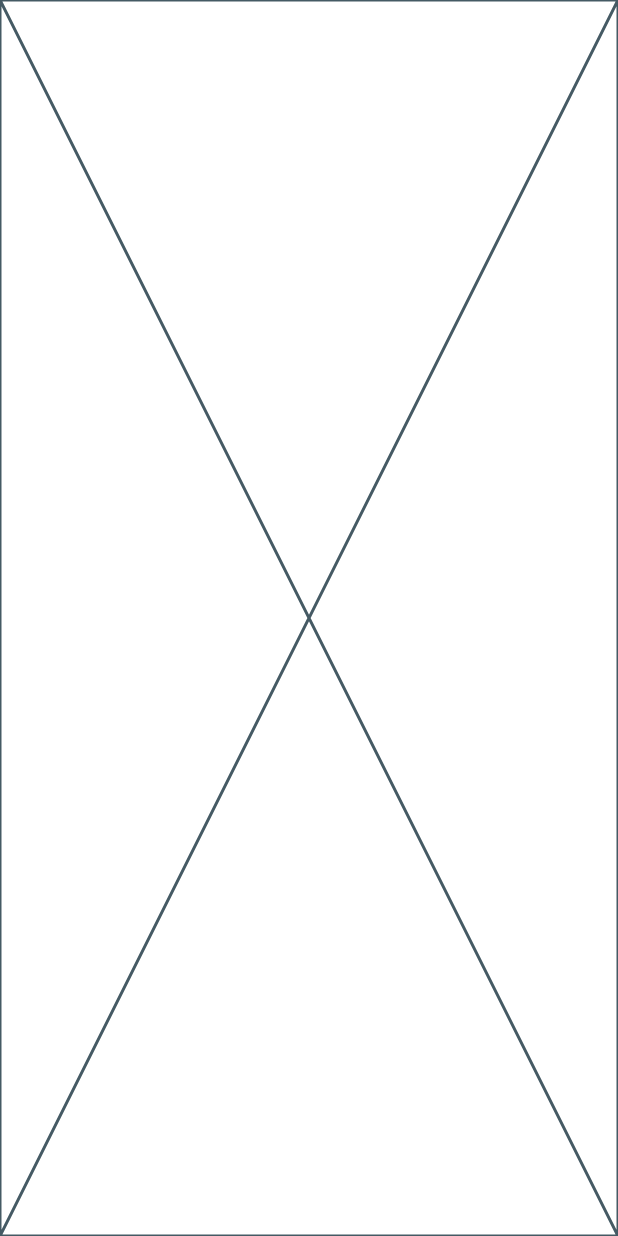
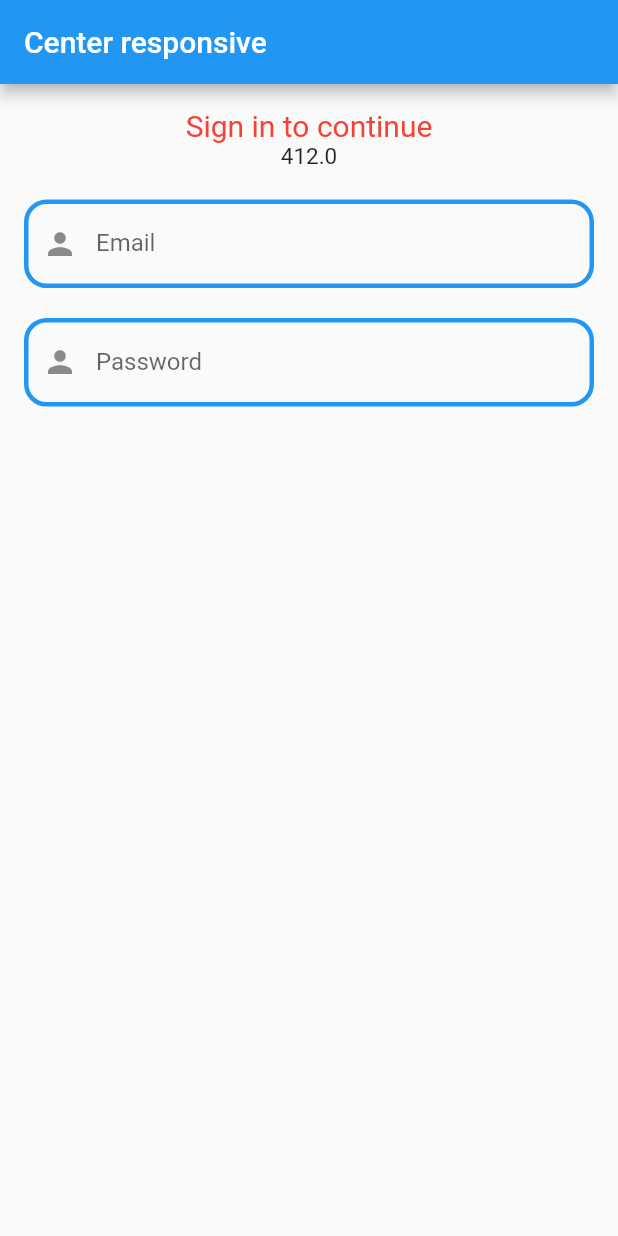
Before and after one commit to StudioZERONE/study_flutter_11_codingchef01_firebase, a Flutter app: the screen it shows after launch, on a phone screen of 412 x 824 dp. Run offline on Flutter 3.47's test engine with Material 2 defaults, Android fonts, the light colour scheme and no system bars; our stand-ins replace firebase_core; accounts and stored records are empty.

Commit message:
로그인 UI 생성

```diff
--- a/lib/Layout.dart
+++ b/lib/Layout.dart
@@ -1,10 +1,22 @@
 import 'package:flutter/material.dart';
+import 'package:study_flutter_11_codingchef01_firebase/responsive/breakpoint.dart';
+import 'package:study_flutter_11_codingchef01_firebase/responsive/responsive_center.dart';
+import 'package:study_flutter_11_codingchef01_firebase/signin.dart';
 
 class Layout extends StatelessWidget {
   const Layout({super.key});
 
   @override
   Widget build(BuildContext context) {
-    return const Placeholder();
+    return Scaffold(
+      appBar: AppBar(title: const Text('Center responsive')),
+      body: const SingleChildScrollView(
+        child: ResponsiveCenter(
+          maxContentWidth: BreakPoint.tablet,
+          padding: EdgeInsets.all(16),
+          child: SignIn(),
+        ),
+      ),
+    );
   }
 }
--- /dev/null
+++ b/lib/responsive/breakpoint.dart
@@ -0,0 +1,4 @@
+class BreakPoint {
+  static const double deskTop = 900;
+  static const double tablet = 600;
+}
--- /dev/null
+++ b/lib/responsive/responsive_center.dart
@@ -0,0 +1,26 @@
+import 'package:flutter/material.dart';
+import 'package:study_flutter_11_codingchef01_firebase/responsive/breakpoint.dart';
+
+class ResponsiveCenter extends StatelessWidget {
+  const ResponsiveCenter(
+      {super.key,
+      this.maxContentWidth = BreakPoint.tablet,
+      this.padding = EdgeInsets.zero,
+      required this.child});
+  final double maxContentWidth;
+  final EdgeInsetsGeometry padding;
+  final Widget child;
+
+  @override
+  Widget build(BuildContext context) {
+    return Center(
+      child: SizedBox(
+        width: maxContentWidth,
+        child: Padding(
+          padding: padding,
+          child: child,
+        ),
+      ),
+    );
+  }
+}
--- /dev/null
+++ b/lib/signin.dart
@@ -0,0 +1,81 @@
+import 'package:flutter/material.dart';
+
+class SignIn extends StatefulWidget {
+  const SignIn({super.key});
+
+  @override
+  State<SignIn> createState() => _SignInState();
+}
+
+class _SignInState extends State<SignIn> {
+  @override
+  Widget build(BuildContext context) {
+    final double currentWidth = MediaQuery.of(context).size.width;
+    return Center(
+      child: Column(
+        children: [
+          const Text(
+            'Sign in to continue',
+            style: TextStyle(
+              fontSize: 20,
+              color: Colors.red,
+            ),
+          ),
+          Text(
+            currentWidth.toString(),
+            style: const TextStyle(
+              fontSize: 15,
+            ),
+          ),
+          const SizedBox(
+            height: 20,
+          ),
+          TextField(
+            decoration: InputDecoration(
+              prefixIcon: const Icon(Icons.person),
+              labelText: 'Email',
+              enabledBorder: OutlineInputBorder(
+                borderSide: const BorderSide(
+                  width: 3,
+                  color: Colors.blue,
+                ),
+                borderRadius: BorderRadius.circular(15),
+              ),
+              focusedBorder: OutlineInputBorder(
+                borderSide: const BorderSide(
+                  width: 3,
+                  color: Colors.red,
+                ),
+                borderRadius: BorderRadius.circular(15),
+              ),
+            ),
+          ),
+          const SizedBox(
+            height: 20,
+          ),
+          TextField(
+            obscureText: true,
+            decoration: InputDecoration(
+              prefixIcon: const Icon(Icons.person),
+              labelText: 'Password',
+              enabledBorder: OutlineInputBorder(
+                borderSide: const BorderSide(
+                  width: 3,
+                  color: Colors.blue,
+                ),
+                borderRadius: BorderRadius.circular(15),
+              ),
+              focusedBorder: OutlineInputBorder(
+                borderSide: const BorderSide(
+                  width: 3,
+                  color: Colors.red,
+                ),
+                borderRadius: BorderRadius.circular(15),
+              ),
+            ),
+          ),
+        ],
+      ),
+    );
+  }
+}
```
